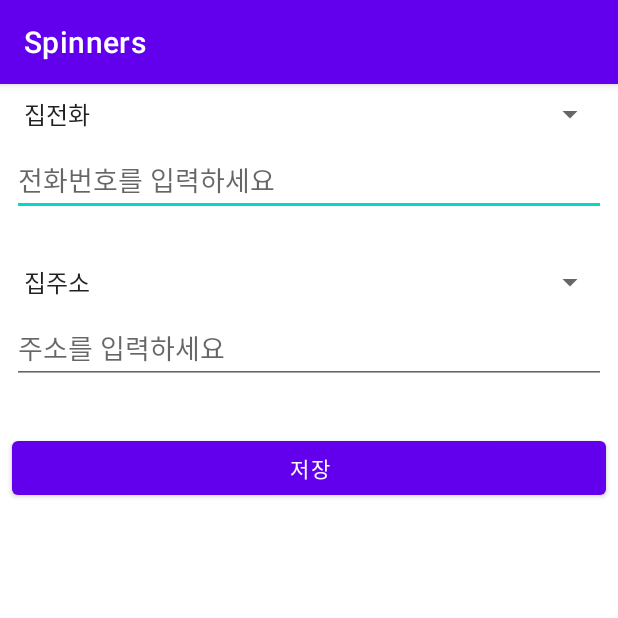
After one commit to bakyjang/E02Views, an Android app: the SpinnersActivity screen opened directly, with no data from a screen before it, on a phone screen of 412 x 824 dp, the top half of it. The commit adds this screen. Run offline under Robolectric (Android 15) with nearby library versions, the phone set to English and light mode, and no system bars.

Commit message:
SpinnersActivity

```diff
--- a/app/src/main/AndroidManifest.xml
+++ b/app/src/main/AndroidManifest.xml
@@ -9,7 +9,10 @@
         android:roundIcon="@mipmap/ic_launcher_round"
         android:supportsRtl="true"
         android:theme="@style/Theme.E02Views">
-        <activity android:name=".CheckboxesActivity" android:label="@string/action_checkboxes"></activity>
+        <activity android:name=".SpinnersActivity" android:label="@string/action_spinners"></activity>
+        <activity
+            android:name=".CheckboxesActivity"
+            android:label="@string/action_checkboxes" />
         <activity
             android:name=".ButtonsActivity"
             android:label="@string/action_buttons" />
--- a/app/src/main/java/net/skhu/MainActivity.java
+++ b/app/src/main/java/net/skhu/MainActivity.java
@@ -1,7 +1,6 @@
 package net.skhu;
 
 import androidx.appcompat.app.AppCompatActivity;
-
 import android.content.Intent;
 import android.os.Bundle;
 import android.view.Menu;
@@ -22,8 +21,7 @@ public class MainActivity extends AppCompatActivity {
         return true;
     }
 
-    @Override
-    public boolean onOptionsItemSelected(MenuItem item) {
+    @Override public boolean onOptionsItemSelected(MenuItem item) {
         int id = item.getItemId();
         if (id == R.id.action_signUp) {
             Intent intent = new Intent(this, SignupActivity.class);
@@ -33,18 +31,19 @@ public class MainActivity extends AppCompatActivity {
             Intent intent = new Intent(this, MemoActivity.class);
             startActivity(intent);
             return true;
-        }
-        else if (id == R.id.action_buttons) {
+        } else if (id == R.id.action_buttons) {
             Intent intent = new Intent(this, ButtonsActivity.class);
             startActivity(intent);
             return true;
-        }
-        else if (id == R.id.action_checkboxes) {
+        } else if (id == R.id.action_checkboxes) {
             Intent intent = new Intent(this, CheckboxesActivity.class);
+            startActivity(intent);
+            return true;
+        } else if (id == R.id.action_spinners) {
+            Intent intent = new Intent(this, SpinnersActivity.class);
             startActivity(intent);
             return true;
         }
         return super.onOptionsItemSelected(item);
     }
-
 }
--- /dev/null
+++ b/app/src/main/java/net/skhu/SpinnersActivity.java
@@ -0,0 +1,44 @@
+package net.skhu;
+
+import androidx.appcompat.app.AppCompatActivity;
+import android.os.Bundle;
+import android.view.View;
+import android.widget.ArrayAdapter;
+import android.widget.Button;
+import android.widget.Spinner;
+import android.widget.Toast;
+
+public class SpinnersActivity extends AppCompatActivity {
+
+    @Override
+    protected void onCreate(Bundle savedInstanceState) {
+        super.onCreate(savedInstanceState);
+        setContentView(R.layout.activity_spinners);
+
+        String[] stringArray = { "집주소", "직장주소", "기타" };
+        ArrayAdapter<String> adapter =
+                new ArrayAdapter<String>(this, android.R.layout.simple_spinner_item, stringArray);
+        adapter.setDropDownViewResource(android.R.layout.simple_spinner_dropdown_item);
+        Spinner spinner = (Spinner) findViewById(R.id.spinner_addressType);
+        spinner.setAdapter(adapter);
+
+        View.OnClickListener listener1 = new View.OnClickListener() {
+            @Override
+            public void onClick(View view) {
+                Spinner spinner1 = (Spinner) findViewById(R.id.spinner_phoneType);
+                int index1 = spinner1.getSelectedItemPosition();
+                String text1 = spinner1.getSelectedItem().toString();
+
+                Spinner spinner2 = (Spinner) findViewById(R.id.spinner_addressType);
+                int index2 = spinner2.getSelectedItemPosition();
+                String text2 = spinner2.getSelectedItem().toString();
+
+                String s = String.format("전화:%s(%d)   주소:%s(%d)", text1, index1, text2, index2);
+                Toast.makeText(SpinnersActivity.this, s, Toast.LENGTH_SHORT).show();
+            }
+        };
+        Button button = (Button) findViewById(R.id.btnSave);
+        button.setOnClickListener(listener1);
+    }
+
+}
--- /dev/null
+++ b/app/src/main/res/layout/activity_spinners.xml
@@ -0,0 +1,82 @@
+<?xml version="1.0" encoding="utf-8"?>
+<androidx.constraintlayout.widget.ConstraintLayout xmlns:android="http://schemas.android.com/apk/res/android"
+    xmlns:app="http://schemas.android.com/apk/res-auto"
+    xmlns:tools="http://schemas.android.com/tools"
+    android:layout_width="match_parent"
+    android:layout_height="match_parent"
+    tools:context=".SpinnersActivity">
+
+    <Spinner
+        android:id="@+id/spinner_phoneType"
+        android:layout_width="0dp"
+        android:layout_height="wrap_content"
+        android:layout_marginStart="8dp"
+        android:layout_marginLeft="8dp"
+        android:layout_marginTop="8dp"
+        android:layout_marginEnd="8dp"
+        android:layout_marginRight="8dp"
+        android:entries="@array/phoneTypes"
+        app:layout_constraintEnd_toEndOf="parent"
+        app:layout_constraintStart_toStartOf="parent"
+        app:layout_constraintTop_toTopOf="parent" />
+
+    <EditText
+        android:id="@+id/editText_phone"
+        android:layout_width="0dp"
+        android:layout_height="wrap_content"
+        android:layout_marginStart="8dp"
+        android:layout_marginLeft="8dp"
+        android:layout_marginTop="8dp"
+        android:layout_marginEnd="8dp"
+        android:layout_marginRight="8dp"
+        android:ems="10"
+        android:hint="@string/input_phone"
+        android:inputType="phone"
+        app:layout_constraintEnd_toEndOf="parent"
+        app:layout_constraintStart_toStartOf="parent"
+        app:layout_constraintTop_toBottomOf="@+id/spinner_phoneType" />
+
+    <Spinner
+        android:id="@+id/spinner_addressType"
+        android:layout_width="0dp"
+        android:layout_height="wrap_content"
+        android:layout_marginStart="8dp"
+        android:layout_marginLeft="8dp"
+        android:layout_marginTop="32dp"
+        android:layout_marginEnd="8dp"
+        android:layout_marginRight="8dp"
+        app:layout_constraintEnd_toEndOf="parent"
+        app:layout_constraintStart_toStartOf="parent"
+        app:layout_constraintTop_toBottomOf="@+id/editText_phone" />
+
+    <EditText
+        android:id="@+id/editText_address"
+        android:layout_width="0dp"
+        android:layout_height="wrap_content"
+        android:layout_marginStart="8dp"
+        android:layout_marginLeft="8dp"
+        android:layout_marginTop="8dp"
+        android:layout_marginEnd="8dp"
+        android:layout_marginRight="8dp"
+        android:ems="10"
+        android:hint="@string/input_address"
+        android:inputType="text"
+        app:layout_constraintEnd_toEndOf="parent"
+        app:layout_constraintStart_toStartOf="parent"
+        app:layout_constraintTop_toBottomOf="@+id/spinner_addressType" />
+
+    <Button
+        android:id="@+id/btnSave"
+        android:layout_width="0dp"
+        android:layout_height="wrap_content"
+        android:layout_marginStart="8dp"
+        android:layout_marginLeft="8dp"
+        android:layout_marginTop="32dp"
+        android:layout_marginEnd="8dp"
+        android:layout_marginRight="8dp"
+        android:text="@string/save"
+        app:layout_constraintEnd_toEndOf="parent"
+        app:layout_constraintStart_toStartOf="parent"
+        app:layout_constraintTop_toBottomOf="@+id/editText_address" />
+
+</androidx.constraintlayout.widget.ConstraintLayout>
--- a/app/src/main/res/menu/menu_main.xml
+++ b/app/src/main/res/menu/menu_main.xml
@@ -12,11 +12,15 @@
         app:showAsAction="never" />
 
     <item
-    android:id="@+id/action_buttons"
-    android:title="@string/action_buttons"
-    app:showAsAction="never" />
+        android:id="@+id/action_buttons"
+        android:title="@string/action_buttons"
+        app:showAsAction="never" />
     <item
         android:id="@+id/action_checkboxes"
         android:title="@string/action_checkboxes" />
+    <item
+        android:id="@+id/action_spinners"
+        android:title="@string/action_spinners"
+        app:showAsAction="never" />
 
 </menu>
--- a/app/src/main/res/values/strings.xml
+++ b/app/src/main/res/values/strings.xml
@@ -24,5 +24,13 @@
     <string name="dog">강아지</string>
     <string name="owl">부엉이</string>
     <string name="action_checkboxes">체크박스</string>
-
+    <string name="input_phone">전화번호를 입력하세요</string>
+    <string name="input_address">주소를 입력하세요</string>
+    <string-array name="phoneTypes">
+        <item>집전화</item>
+        <item>사무실전화</item>
+        <item>휴대폰</item>
+        <item>기타</item>
+    </string-array>
+    <string name="action_spinners">Spinners</string>
 </resources>
```
